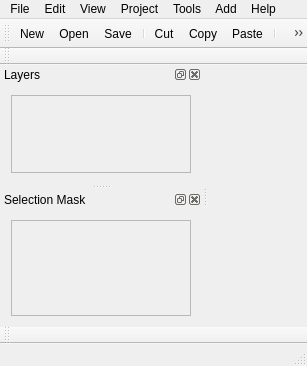
Above: mainwindow.ui from igorizyumin/xpcb before the change. Below: the same form after it.
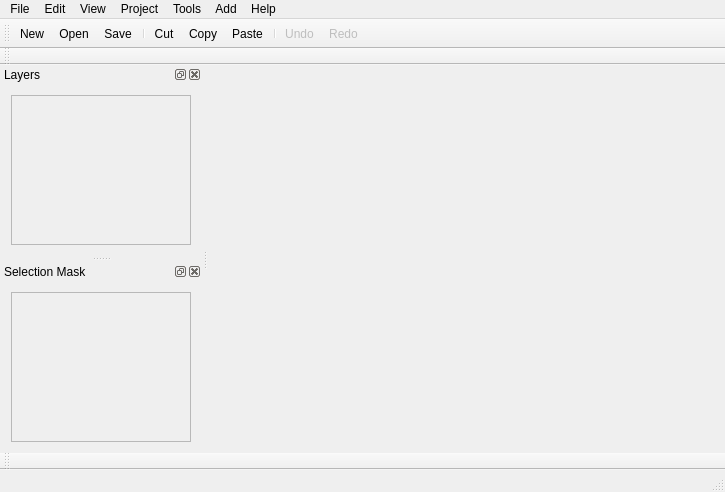
That is the form after the change. Icons and pictures are not drawn.

```diff
--- a/mainwindow.ui
+++ b/mainwindow.ui
@@ -6,8 +6,8 @@
    <rect>
     <x>0</x>
     <y>0</y>
-    <width>307</width>
-    <height>366</height>
+    <width>725</width>
+    <height>492</height>
    </rect>
   </property>
   <property name="dockNestingEnabled">
@@ -22,7 +22,7 @@
     <rect>
      <x>0</x>
      <y>0</y>
-     <width>307</width>
+     <width>725</width>
      <height>25</height>
     </rect>
    </property>
@@ -221,8 +221,8 @@
    </property>
    <property name="minimumSize">
     <size>
-     <width>0</width>
-     <height>0</height>
+     <width>198</width>
+     <height>127</height>
     </size>
    </property>
    <property name="allowedAreas">
@@ -268,7 +268,7 @@
           <x>0</x>
           <y>0</y>
           <width>178</width>
-          <height>82</height>
+          <height>151</height>
          </rect>
         </property>
        </widget>
@@ -339,7 +339,7 @@
           <x>0</x>
           <y>0</y>
           <width>178</width>
-          <height>82</height>
+          <height>139</height>
          </rect>
         </property>
        </widget>
```
